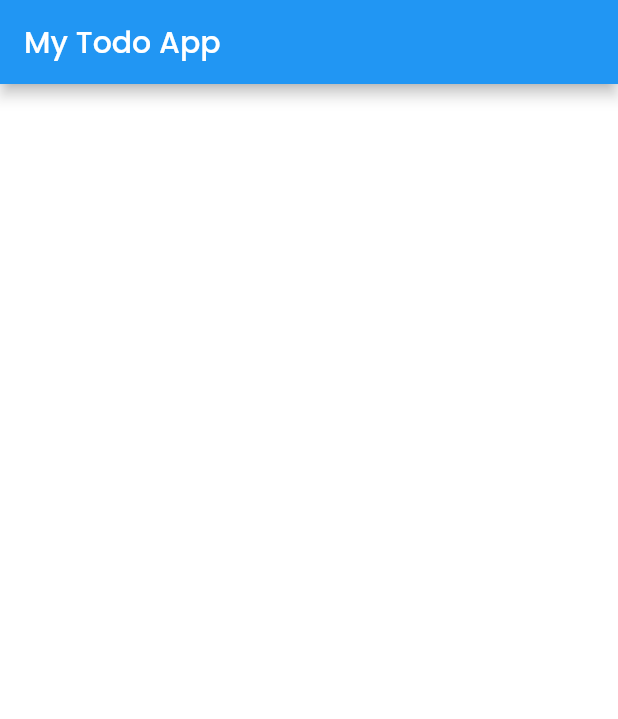
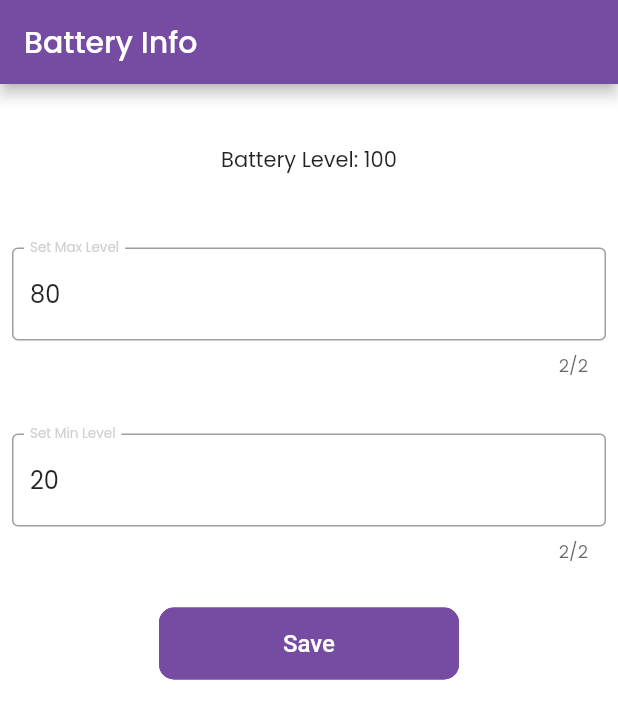
Before and after one commit to Zahid046/todo_app_getx, a Flutter app: the screen it shows after launch, on a phone screen of 412 x 824 dp. Shown: the top 719 px of the screen. Run offline on Flutter 3.47's test engine with Material 2 defaults, Android fonts, the phone set to English and light mode, and no system bars; our stand-ins replace battery_plus, dio, flutter_local_notifications, get, hive; accounts and stored records are empty; Roboto replaces fonts that are missing (Gilroy-SemiBold); project files that could hold a hidden picture were left out.

Commit message:
battery checking and limit added

```diff
--- a/lib/constants/routes.dart
+++ b/lib/constants/routes.dart
@@ -35,7 +35,7 @@ List<GetPage<dynamic>>? routes = [
   // GetPage(name: krResetPass, page: () => ResetPass()),
 
   //* info:: home screen
-  GetPage(name: krHome, page: () => const HomePage(), transition: Transition.noTransition),
+  GetPage(name: krHome, page: () => HomePage(), transition: Transition.noTransition),
   // GetPage(name: krNotification, page: () => NotificationPage()),
 
   //* info:: More pages
--- a/lib/controllers/binder_controller.dart
+++ b/lib/controllers/binder_controller.dart
@@ -1,12 +1,12 @@
-
-
 import 'package:get/get.dart';
 import 'package:todo_app_getx/controllers/global_controller.dart';
+import 'package:todo_app_getx/controllers/home_controllers/home_controller.dart';
 
 class BinderController implements Bindings {
   @override
   void dependencies() {
     Get.put(GlobalController(), permanent: true);
 
+    Get.lazyPut<HomeController>(() => HomeController(), fenix: true);
   }
 }
--- /dev/null
+++ b/lib/controllers/home_controllers/home_controller.dart
@@ -0,0 +1,155 @@
+import 'dart:async';
+
+import 'package:battery_plus/battery_plus.dart';
+import 'package:flutter/widgets.dart';
+import 'package:flutter_local_notifications/flutter_local_notifications.dart';
+import 'package:get/get.dart';
+import 'package:hive/hive.dart';
+import 'package:todo_app_getx/main.dart';
+
+class HomeController extends GetxController {
+  final Battery battery = Battery();
+  final RxInt batteryLevel = RxInt(0);
+  final TextEditingController maxLevelController = TextEditingController();
+  final TextEditingController minLevelController = TextEditingController();
+
+  BatteryState? batteryState;
+  StreamSubscription<BatteryState>? batteryStateSubscription;
+
+  final RxBool isLoading = RxBool(false);
+
+  @override
+  void onInit() {
+    // battery related
+    isLoading.value = true;
+    battery.batteryState.then(_updateBatteryState);
+    batteryStateSubscription = battery.onBatteryStateChanged.listen(_updateBatteryState);
+    _storeBatteryPercentage();
+
+    super.onInit();
+  }
+
+  @override
+  void onClose() {
+    if (batteryStateSubscription != null) {
+      batteryStateSubscription!.cancel();
+    }
+    super.onClose();
+  }
+
+  Future<void> _updateBatteryState(BatteryState state) async {
+    debugPrint(state.toString());
+
+    int level = await battery.batteryLevel;
+    debugPrint('_updateBatteryState: $level');
+
+    if (level == batteryLevel.value) {
+      return;
+    }
+
+    var box = await Hive.openBox('myBox');
+    int? sMax = box.get('max');
+    int? sMin = box.get('min');
+    if (sMax == null || sMin == null) {
+      minLevelController.text = '20';
+      maxLevelController.text = '80';
+    } else {
+      minLevelController.text = sMin.toString();
+      maxLevelController.text = sMax.toString();
+    }
+
+    batteryLevel.value = level;
+
+    bool? isMaxNotified = box.get('is_max_notified');
+    bool? isMinNotified = box.get('is_min_notified');
+
+
+
+    if (level >= int.parse(maxLevelController.text) && (isMaxNotified == null || !isMaxNotified)) {
+      await _showNotificationWithNoTitle(
+        level: level,
+        max: int.parse(maxLevelController.text),
+        min: int.parse(minLevelController.text),
+      );
+      await box.put('is_max_notified', true);
+    } else if (level <= int.parse(minLevelController.text) && (isMinNotified == null || !isMinNotified)) {
+      await _showNotificationWithNoTitle(
+        level: level,
+        max: int.parse(maxLevelController.text),
+        min: int.parse(minLevelController.text),
+      );
+      await box.put('is_min_notified', true);
+    }
+
+    if (batteryState == state) {
+      return;
+    }
+
+    batteryState = state;
+  }
+
+  Future<void> _showNotificationWithNoTitle({required int level, int max = 99, min = 30}) async {
+    await flutterLocalNotificationsPlugin.cancel(0);
+
+    IOSNotificationDetails iosPlatformChannelSpecifics = IOSNotificationDetails(
+      subtitle: 'Current Battery Level: $level%',
+      presentAlert: true,
+      presentSound: true,
+      presentBadge: true,
+    );
+
+    AndroidNotificationDetails androidNotificationDetails = const AndroidNotificationDetails(
+      'channel_id',
+      'channel_name',
+      importance: Importance.max,
+      priority: Priority.high,
+      playSound: true,
+      enableVibration: true,
+      styleInformation: DefaultStyleInformation(true, true),
+    );
+
+    NotificationDetails platformChannelSpecifics = NotificationDetails(
+      iOS: iosPlatformChannelSpecifics,
+      android: androidNotificationDetails,
+    );
+
+    var message = 'Battery Level: $level%';
+
+    if (level >= max) {
+      message = 'Battery Level: $level% - Please unplug the charger';
+
+      await flutterLocalNotificationsPlugin.show(
+        0,
+        'Warning',
+        message,
+        platformChannelSpecifics,
+      );
+    } else if (level <= min) {
+      message = 'Battery Level: $level% - Please plug the charger';
+
+      await flutterLocalNotificationsPlugin.show(
+        0,
+        'Warning',
+        message,
+        platformChannelSpecifics,
+      );
+    }
+  }
+
+  Future<void> _storeBatteryPercentage() async {
+    var box = await Hive.openBox('myBox');
+    int? sMax = box.get('max');
+    if (sMax != null) {
+      debugPrint('have');
+      maxLevelController.text = sMax.toString();
+      minLevelController.text = box.get('min').toString();
+    } else {
+      minLevelController.text = '20';
+      maxLevelController.text = '80';
+      await box.put('max', int.parse(maxLevelController.text));
+      await box.put('min', int.parse(minLevelController.text));
+      debugPrint('do not have');
+    }
+    isLoading.value = false;
+  }
+}
--- a/lib/screens/home/home_page.dart
+++ b/lib/screens/home/home_page.dart
@@ -1,15 +1,114 @@
+import 'package:flutter/cupertino.dart';
 import 'package:flutter/material.dart';
+import 'package:get/get.dart';
+import 'package:hive/hive.dart';
+import 'package:todo_app_getx/constants/colors.dart';
+import 'package:todo_app_getx/constants/values.dart';
+import 'package:todo_app_getx/controllers/home_controllers/home_controller.dart';
+import 'package:todo_app_getx/helper/utility.dart';
+import 'package:todo_app_getx/widgets/buttons/text_button.dart';
 
 class HomePage extends StatelessWidget {
-  const HomePage({
+  HomePage({
     super.key,
   });
 
+  final HomeController _homeController = Get.find<HomeController>();
+
   @override
   Widget build(BuildContext context) {
+    heightWidth(context);
     return Scaffold(
       appBar: AppBar(
-        title: const Text('My Todo App'),
+        backgroundColor: cBrandColor,
+        title: const Text('Battery Info'),
+      ),
+      body: SingleChildScrollView(
+        physics: const AlwaysScrollableScrollPhysics(),
+        child: Obx(
+          () => Container(
+            height: height - MediaQuery.of(context).padding.top - 56,
+            color: cWhiteColor,
+            child: Center(
+              child: _homeController.isLoading.value
+                  ? Column(
+                      mainAxisSize: MainAxisSize.max,
+                      mainAxisAlignment: MainAxisAlignment.center,
+                      children: const [
+                        CupertinoActivityIndicator(radius: 18),
+                      ],
+                    )
+                  : Column(
+                      mainAxisAlignment: MainAxisAlignment.start,
+                      children: [
+                        const SizedBox(height: 20 + 20),
+                        // battery info
+                        Obx(
+                          () => Text('Battery Level: ${_homeController.batteryLevel.value}'),
+                        ),
+
+                        // max level
+                        const SizedBox(height: 20 + 20),
+                        Padding(
+                          padding: const EdgeInsets.all(8.0),
+                          child: TextField(
+                            autofocus: false,
+                            keyboardType: TextInputType.number,
+                            textInputAction: TextInputAction.next,
+                            maxLength: 2,
+                            decoration: const InputDecoration(
+                              border: OutlineInputBorder(),
+                              labelText: 'Set Max Level',
+                            ),
+                            controller: _homeController.maxLevelController,
+                            // onChanged: (value) async {
+                            //   var box = await Hive.openBox('myBox');
+                            //   await box.put('max', int.parse(value));
+                            // },
+                          ),
+                        ),
+
+                        // min level
+                        const SizedBox(height: 20),
+                        Padding(
+                          padding: const EdgeInsets.all(8.0),
+                          child: TextField(
+                            autofocus: false,
+                            keyboardType: TextInputType.number,
+                            maxLength: 2,
+                            controller: _homeController.minLevelController,
+                            decoration: const InputDecoration(
+                              border: OutlineInputBorder(),
+                              labelText: 'Set Min Level',
+                            ),
+                            textInputAction: TextInputAction.done,
+                            onSubmitted: (value) => FocusScope.of(context).unfocus(),
+                            // onChanged: (value) async {
+                            //   var box = await Hive.openBox('myBox');
+                            //   await box.put('min', int.parse(value));
+                            // },
+                          ),
+                        ),
+                        //create a button to save the values
+                        const SizedBox(height: 20),
+                        CustomButton(
+                          onPressed: () async {
+                            FocusScope.of(context).unfocus();
+                            var box = await Hive.openBox('myBox');
+                            await box.put('max', int.parse(_homeController.maxLevelController.text));
+                            await box.put('min', int.parse(_homeController.minLevelController.text));
+                            await box.put('is_max_notified', false);
+                            await box.put('is_min_notified', false);
+                          },
+                          label: 'Save',
+                          buttonColor: cBrandColor,
+                        ),
+                        const SizedBox(height: 20),
+                      ],
+                    ),
+            ),
+          ),
+        ),
       ),
     );
   }
```
Also changed, not shown: lib/main.dart (+9 -0 lines), pubspec.yaml (+15 -15 lines), pubspec.lock, 2 other files.
